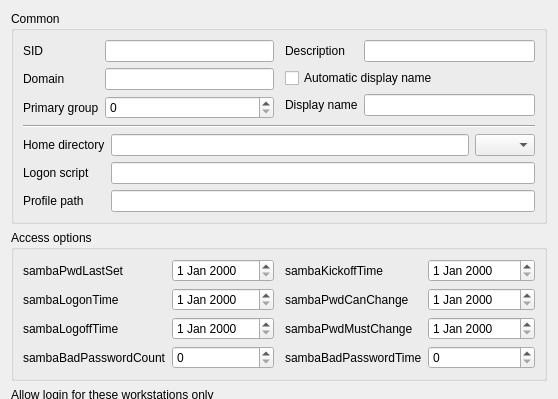
This is agent/src/clacks/agent/data/templates/default/user-samba.ui in gonicus/clacks as Qt 5 draws it before an edit; both pictures show x 0 to 558 and y 0 to 399 of the 558 by 582 pixel window. The edited form follows.
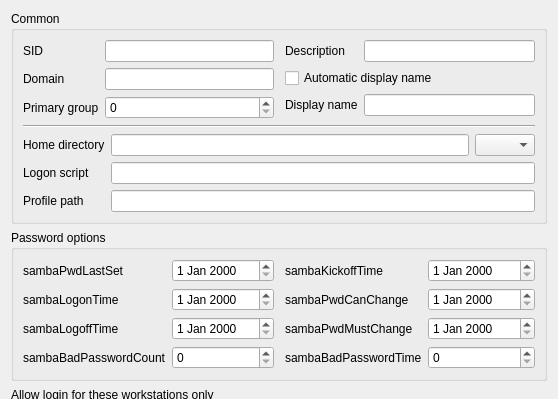
This is the edited form. Icons and pictures are not drawn.

Diff of the .ui file:
```diff
--- a/agent/src/clacks/agent/data/templates/default/user-samba.ui
+++ b/agent/src/clacks/agent/data/templates/default/user-samba.ui
@@ -201,7 +201,7 @@
    <item row="1" column="0">
     <widget class="QGroupBox" name="groupBox_3">
      <property name="title">
-      <string>Access options</string>
+      <string>Password options</string>
      </property>
      <layout class="QGridLayout" name="gridLayout_2">
       <item row="0" column="0">
```
